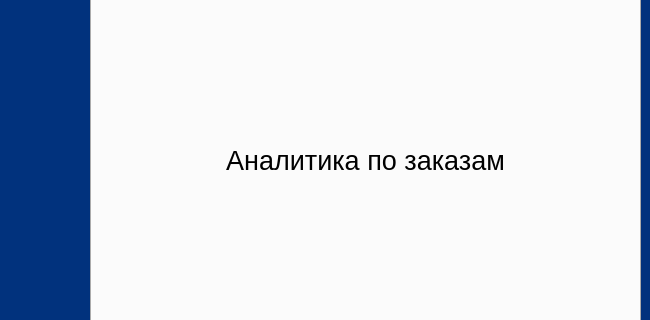
Qt form mainwindow.ui (elllymAn/bysto_prosto) before a commit; both pictures show x 0 to 650 and y 184 to 504 of the 650 by 725 pixel window.
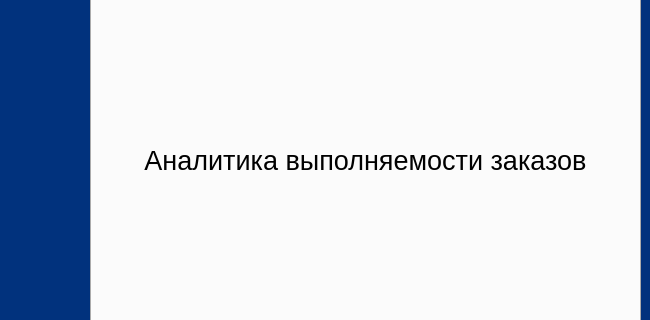
The same form after that commit. The open tabs and pages were chosen to show the change. Icons and pictures are not drawn.

Patch:
```diff
--- a/mainwindow.ui
+++ b/mainwindow.ui
@@ -1616,7 +1616,7 @@
              </font>
             </property>
             <property name="text">
-             <string>Аналитика по заказам</string>
+             <string>Аналитика выполняемости заказов</string>
             </property>
             <property name="alignment">
              <set>Qt::AlignmentFlag::AlignCenter</set>
```
Left out of the diff: 6 changed lines with no effect on the pictures.
